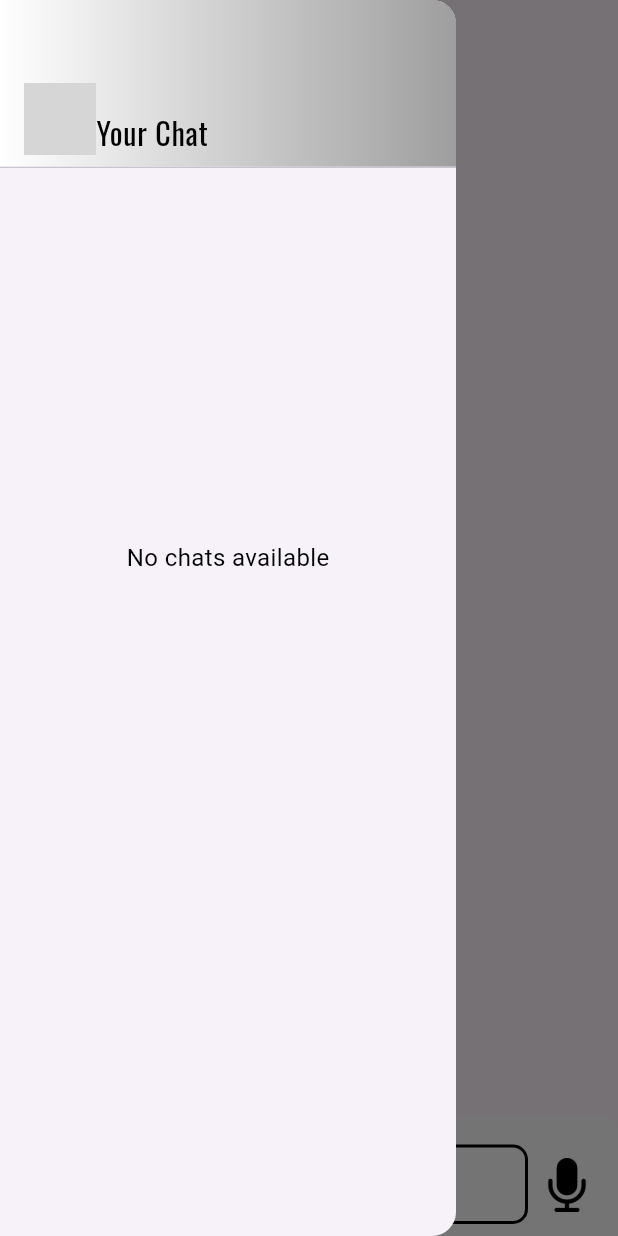
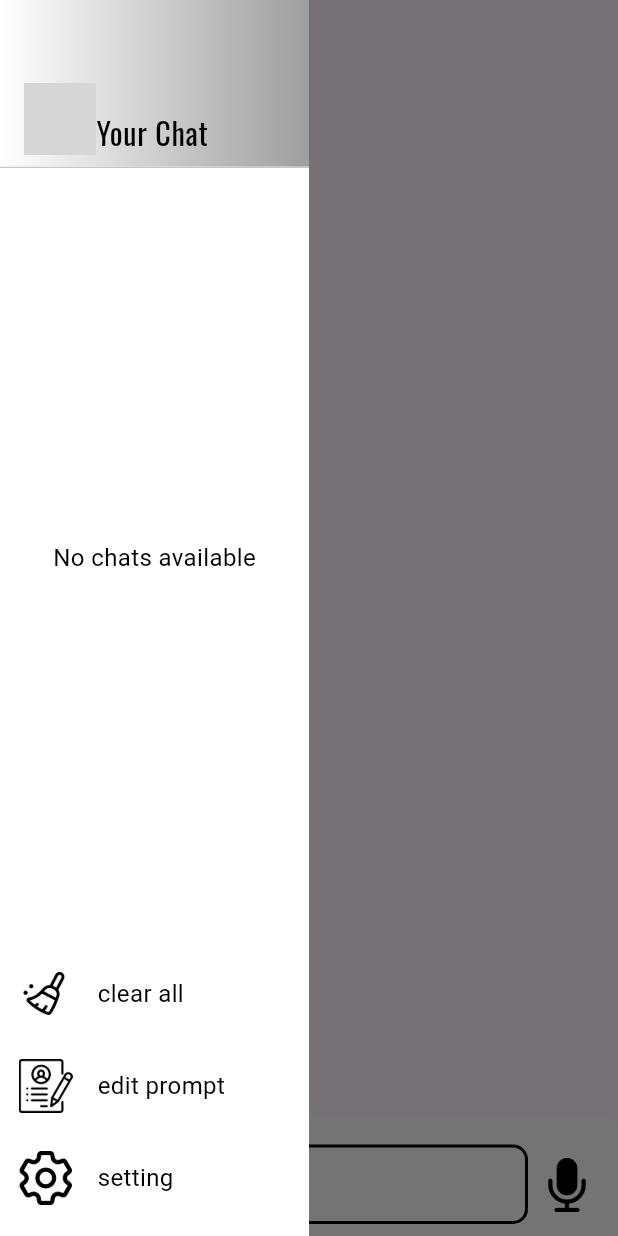
Before and after one commit to Aethey/flutter_gpt_chat_demo, a Flutter app: the screen it shows after launch, with the side drawer open, on a phone screen of 412 x 824 dp. Run offline on Flutter 3.47's test engine with Material 3 defaults, Android fonts, the phone set to English and light mode, and no system bars; our stand-ins replace cloud_firestore, dio, firebase_auth, firebase_core, fluro, flutter_dotenv and 12 more; missing offline and left inert: dart:ffi, markdown; accounts and stored records are empty; generated files the repository leaves out were written again; grey boxes are pictures that could not be loaded.

Commit message:
group session by date add clear all

```diff
--- a/lib/view/chat/components/chat_main.dart
+++ b/lib/view/chat/components/chat_main.dart
@@ -12,7 +12,6 @@ class ChatList extends ConsumerWidget {
   @override
   Widget build(BuildContext context, WidgetRef ref) {
     final chatSession = ref.watch(chatProvider);
-    final ScrollController _scrollController = ScrollController();
 
     return ListView.builder(
       controller: scrollController,
--- a/lib/view/chat/components/chat_session_list.dart
+++ b/lib/view/chat/components/chat_session_list.dart
@@ -1,11 +1,14 @@
-import 'package:flutter/cupertino.dart';
 import 'package:flutter/material.dart';
 import 'package:flutter_riverpod/flutter_riverpod.dart';
+import 'package:flutter_screenutil/flutter_screenutil.dart';
 import 'package:google_fonts/google_fonts.dart';
+import 'package:intl/intl.dart';
 
 import '../../../entity/chat_session.dart';
 import '../../../state/chat_state.dart';
 import '../../../state/session_list_state.dart';
+
+typedef OnItemClick = void Function();
 
 class ChatSessionList extends ConsumerWidget {
   const ChatSessionList(this.sessionList, {super.key});
@@ -15,7 +18,10 @@ class ChatSessionList extends ConsumerWidget {
   Widget build(BuildContext context, WidgetRef ref) {
     Future.microtask(
         () => ref.read(sessionListProvider.notifier).loadSessions());
-    return Drawer(
+    return Container(
+      color: Colors.white,
+      width: 1.sw / 2,
+      height: 1.sh,
       child: Column(
         children: <Widget>[
           SizedBox(
@@ -71,7 +77,21 @@ class ChatSessionList extends ConsumerWidget {
                         }, context, ref);
                       })),
           Container(
+            width: double.infinity,
+            padding: const EdgeInsets.all(8.0),
             height: 200,
+            child: Column(
+              mainAxisAlignment: MainAxisAlignment.start,
+              crossAxisAlignment: CrossAxisAlignment.start,
+              children: [
+                _buildMenuItem('assets/icons/broom.png', () {
+                  Future.microtask(() =>
+                      ref.read(sessionListProvider.notifier).clearSessions());
+                }, "clear all"),
+                _buildMenuItem('assets/icons/resume.png', () {}, "edit prompt"),
+                _buildMenuItem('assets/icons/setting.png', () {}, "setting"),
+              ],
+            ),
           )
           // Add more list tiles for more users
         ],
@@ -79,35 +99,95 @@ class ChatSessionList extends ConsumerWidget {
     );
   }
 
-  Widget _buildConversionItem(ChatSession chatSession, int index,
-      GestureTapCallback onTap, BuildContext context, WidgetRef ref) {
-    return ListTile(
-      title: SizedBox(
-        width: double.infinity,
+  Widget _buildMenuItem(
+      String iconPath, OnItemClick onItemClick, String title) {
+    return Expanded(
       child: Row(
-          mainAxisAlignment: MainAxisAlignment.start,
         children: [
-            const Icon(Icons.ac_unit),
-            const SizedBox(width: 4), // Add space between items
-            Text("chat$index"),
-            const SizedBox(width: 12), // Add space between items
-            Expanded(
-              child: Text(
-                chatSession.title ?? chatSession.messages[0].content ?? "",
-                overflow: TextOverflow.ellipsis,
-                maxLines: 1,
-                softWrap: false,
+          SizedBox(
+            height: 36,
+            child: GestureDetector(
+              onTap: onItemClick,
+              child: SizedBox(
+                height: 10,
+                width: 45,
+                child: Image.asset(
+                  iconPath,
+                  fit: BoxFit.contain, // Cover fit
                 ),
               ),
+            ),
+          ),
+          const SizedBox(
+            width: 12,
+          ),
+          Text(
+            title,
+            style: const TextStyle(color: Colors.black),
+          )
         ],
       ),
+    );
+  }
+
+  Widget _buildConversionItem(
+    ChatSession chatSession,
+    int index,
+    GestureTapCallback onTap,
+    BuildContext context,
+    WidgetRef ref,
+  ) {
+    String formattedDate =
+        DateFormat('yyyy-MM-dd').format(sessionList[index].updateTimestamp!);
+    bool showHeader = index == 0 ||
+        formattedDate !=
+            DateFormat('yyyy-MM-dd')
+                .format(sessionList[index - 1].updateTimestamp!);
+
+    return Container(
+      margin: const EdgeInsets.symmetric(vertical: 4),
+      child: SizedBox(
+        width: double.infinity,
+        child: Column(
+          crossAxisAlignment: CrossAxisAlignment.start,
+          children: [
+            if (showHeader)
+              Container(
+                padding: const EdgeInsets.all(8.0),
+                // color: Colors.grey[300],
+                child: Text(formattedDate,
+                    style: const TextStyle(
+                        fontSize: 12,
+                        fontWeight: FontWeight.bold,
+                        color: Colors.black)),
               ),
+            GestureDetector(
               onTap: onTap,
               onLongPress: () {
                 Future.microtask(() => ref
                     .read(sessionListProvider.notifier)
                     .deleteSession(chatSession.id));
               },
+              child: Row(
+                mainAxisAlignment: MainAxisAlignment.start,
+                children: [
+                  // const Icon(Icons.ac_unit),
+                  const SizedBox(width: 12), // Add space between items
+                  Expanded(
+                    child: Text(
+                      chatSession.title ?? chatSession.messages[0].content,
+                      overflow: TextOverflow.ellipsis,
+                      maxLines: 1,
+                      softWrap: false,
+                      style: const TextStyle(color: Colors.black),
+                    ),
+                  ),
+                ],
+              ),
+            ),
+          ],
+        ),
+      ),
     );
   }
 }
--- a/pubspec.yaml
+++ b/pubspec.yaml
@@ -71,6 +71,7 @@ dependencies:
   collection: ^1.18.0
   flutter_markdown: ^0.7.3
   flutter_highlight: ^0.7.0
+  intl: ^0.19.0
 #  drift: ^2.19.1+1
 #  drift_flutter: ^0.1.0
 
```
Also changed, not shown: assets/icons/broom.png (added), assets/icons/resume.png (added), assets/icons/setting.png (added), pubspec.lock. Lines whose indentation alone changed are shown as unchanged.
